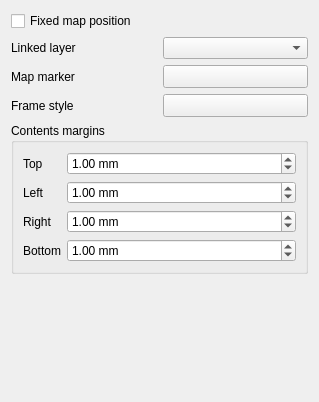
This is src/ui/qgsannotationwidgetbase.ui in qgis/QGIS as Qt 5 draws it before an edit. The edited form follows.
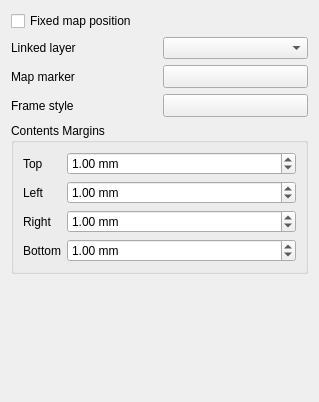
This is the edited form. Custom widgets are drawn as their Qt base class.

What changed in the file:
```diff
--- a/src/ui/qgsannotationwidgetbase.ui
+++ b/src/ui/qgsannotationwidgetbase.ui
@@ -47,7 +47,7 @@
    <item row="5" column="0" colspan="2">
     <widget class="QgsCollapsibleGroupBox" name="mMarginsGroupBox">
      <property name="title">
-      <string>Contents margins</string>
+      <string>Contents Margins</string>
      </property>
      <layout class="QGridLayout" name="gridLayout_2">
       <item row="0" column="0">
```
